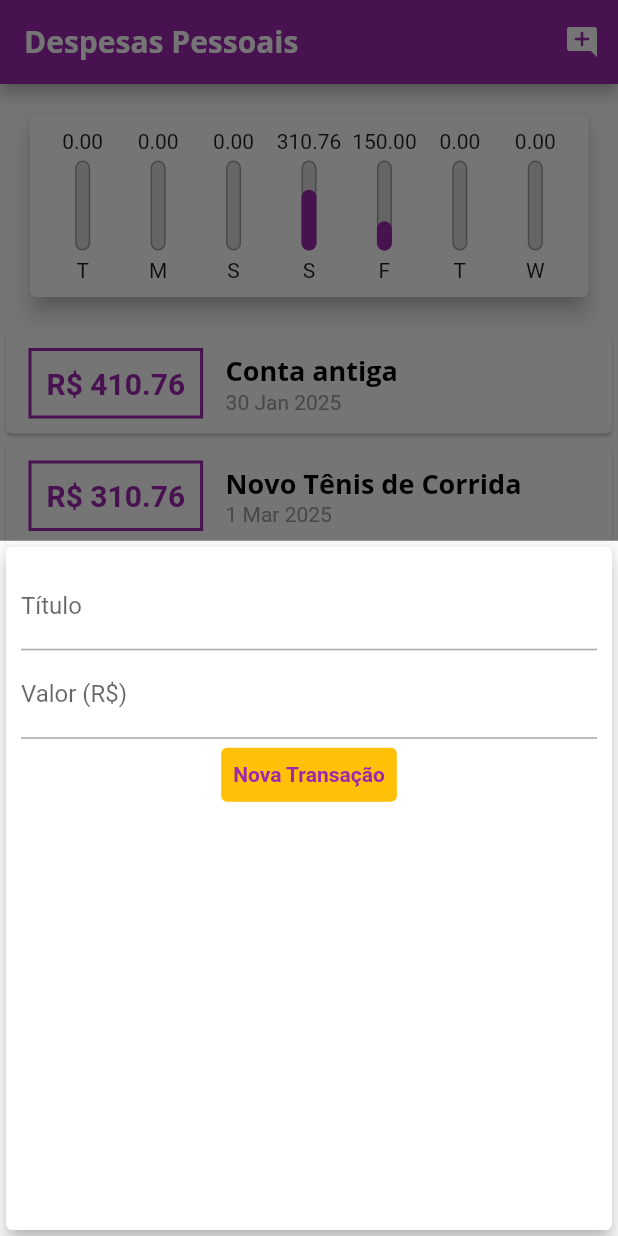
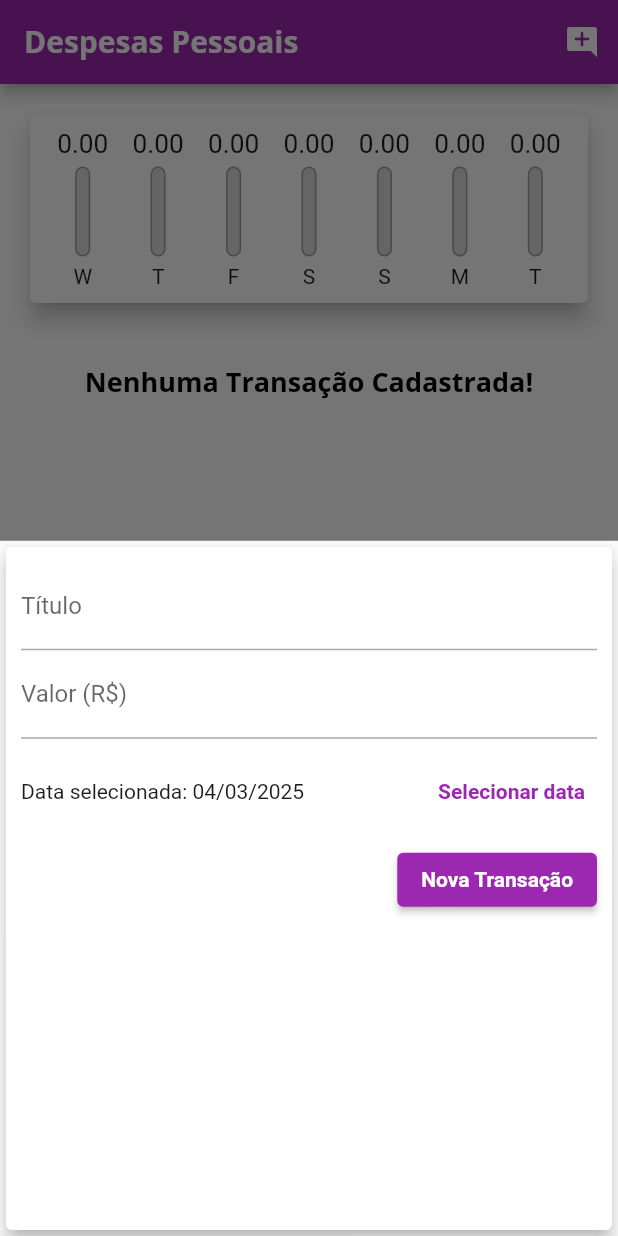
Before and after one commit to Argeu42/Flutter_ExpensesApp, a Flutter app: the screen it shows after launch, after a tap on the "add comment" icon, on a phone screen of 412 x 824 dp. Run offline on Flutter 3.47's test engine with Material 3 defaults, Android fonts, the phone set to English and light mode, and no system bars.

Commit message:
Chart updates and DatePicker implemented

```diff
--- a/lib/components/chart.dart
+++ b/lib/components/chart.dart
@@ -25,7 +25,7 @@ class Chart extends StatelessWidget {
       }
 
       return {'day': DateFormat.E().format(weekDay)[0], 'value': totalSum};
-    });
+    }).reversed.toList();
   }
 
   double get _weekTotalValue {
@@ -50,7 +50,7 @@ class Chart extends StatelessWidget {
                   child: ChartBar(
                     label: tr['day'].toString(),
                     value: tr['value'] as double,
-                    percentage: (tr['value'] as double) / _weekTotalValue,
+                    percentage: _weekTotalValue == 0 ? 0 : (tr['value'] as double) / _weekTotalValue,
                   ),
                 );
               }).toList(),
--- a/lib/components/chart_bar.dart
+++ b/lib/components/chart_bar.dart
@@ -16,7 +16,12 @@ class ChartBar extends StatelessWidget {
   Widget build(BuildContext context) {
     return Column(
       children: [
-        FittedBox(child: Text(value.toStringAsFixed(2))),
+        Container(
+          height: 20,
+          child: FittedBox(
+            child: Text(value.toStringAsFixed(2))
+            ),
+        ),
         SizedBox(height: 5),
         Container(
           height: 60,
--- a/lib/components/transaction_form.dart
+++ b/lib/components/transaction_form.dart
@@ -1,28 +1,46 @@
 import 'package:flutter/material.dart';
+import 'package:intl/intl.dart';
 
 class TransactionForm extends StatefulWidget {
-  const TransactionForm(this.onSubmit ,{super.key});
+  const TransactionForm(this.onSubmit, {super.key});
 
-  final void Function(String, double) onSubmit;
+  final void Function(String, double, DateTime) onSubmit;
 
   @override
   State<TransactionForm> createState() => _TransactionFormState();
 }
 
 class _TransactionFormState extends State<TransactionForm> {
-  final tittleController = TextEditingController();
-
-  final valueController = TextEditingController();
+  final _tittleController = TextEditingController();
+  final _valueController = TextEditingController();
+  DateTime _selectedDate = DateTime.now();
 
   _submitForm() {
-    final title = tittleController.text;
-    final value = double.tryParse(valueController.text) ?? 0.0;
+    final title = _tittleController.text;
+    final value = double.tryParse(_valueController.text) ?? 0.0;
 
-    if(title.isEmpty || value <= 0){
+    if (title.isEmpty || value <= 0 ) {
       return;
     }
 
-    widget.onSubmit(title, value);
+    widget.onSubmit(title, value, _selectedDate);
+  }
+
+  _showDatePicker() {
+    showDatePicker(
+      context: context,
+      initialDate: DateTime.now(),
+      firstDate: DateTime(2025),
+      lastDate: DateTime.now(),
+    ).then((pickedDate) {
+      if (pickedDate == null) {
+        return;
+      }
+
+      setState(() {
+        _selectedDate = pickedDate;
+      });
+    });
   }
 
   @override
@@ -34,32 +52,54 @@ class _TransactionFormState extends State<TransactionForm> {
         child: Column(
           children: [
             TextField(
-                    controller: tittleController,
+              controller: _tittleController,
               onSubmitted: (_) => _submitForm(),
-                    decoration: InputDecoration(
-                      labelText: "Título",
-                    ),
+              decoration: InputDecoration(labelText: "Título"),
             ),
             TextField(
-                    controller: valueController,
+              controller: _valueController,
               keyboardType: TextInputType.numberWithOptions(decimal: true),
               onSubmitted: (_) => _submitForm(),
-                    decoration: InputDecoration(
-                      labelText: "Valor (R\$)",
+              decoration: InputDecoration(labelText: "Valor (R\$)"),
+            ),
+            Container(
+              height: 70,
+              child: Row(
+                children: [
+                  Expanded(
+                    child: Text(
+                      _selectedDate == null
+                          ? 'Nenhuma data selecionada!'
+                          : 'Data selecionada: ${DateFormat('dd/MM/y').format(_selectedDate)}',
                     ),
                   ),
                   TextButton(
+                    onPressed: _showDatePicker,
+                    child: Text(
+                      "Selecionar data",
+                      style: TextStyle(fontWeight: FontWeight.bold),
+                    ),
+                  ),
+                ],
+              ),
+            ),
+            Row(
+              mainAxisAlignment: MainAxisAlignment.end,
+              children: [
+                ElevatedButton(
                   onPressed: _submitForm,
                   style: TextButton.styleFrom(
-                      backgroundColor: Colors.amber
+                    backgroundColor: Theme.of(context).colorScheme.primary,
                   ),
                   child: Text(
                     'Nova Transação',
                     style: TextStyle(
-                        color: Colors.purple,
+                      color: Theme.of(context).colorScheme.surface,
                       fontWeight: FontWeight.bold,
                     ),
                   ),
+                ),
+              ],
             ),
           ],
         ),
--- a/lib/components/transaction_list.dart
+++ b/lib/components/transaction_list.dart
@@ -11,14 +11,16 @@ class TransactionList extends StatelessWidget {
   Widget build(BuildContext context) {
     return Container(
       height: 570,
-      child: transactions.isEmpty ? Column(
+      child:
+          transactions.isEmpty
+              ? Column(
                 children: [
-          SizedBox(height: 20,),
+                  SizedBox(height: 20),
                   Text(
                     'Nenhuma Transação Cadastrada!',
                     style: Theme.of(context).textTheme.titleLarge,
                   ),
-          SizedBox(height: 200,),
+                  SizedBox(height: 200),
                   Container(
                     height: 250,
                     child: Image.asset(
@@ -27,51 +29,36 @@ class TransactionList extends StatelessWidget {
                     ),
                   ),
                 ],
-      ) : ListView.builder(
+              )
+              : ListView.builder(
                 itemCount: transactions.length,
                 itemBuilder: (ctx, index) {
                   final tr = transactions[index];
                   return Card(
-            color: Theme.of(context).colorScheme.surfaceContainerHigh,
-            child: Row(
-              children: [
-                Container(
+                    elevation: 5,
                     margin: EdgeInsets.symmetric(
-                    horizontal: 15,
-                    vertical: 10,
+                      vertical: 8,
+                      horizontal: 5,
                     ),
-                  decoration: BoxDecoration(
-                    border: Border.all(
-                      color: Theme.of(context).colorScheme.primary,
-                      width: 2,
-                      )
-                  ),
-                  padding: EdgeInsets.all(10),
+                    child: ListTile(
+                      leading: CircleAvatar(
+                        backgroundColor: Theme.of(context).colorScheme.primary,
+                        radius: 30,
+                        child: Padding(
+                          padding: const EdgeInsets.all(6.0),
+                          child: FittedBox(
                             child: Text(
-                    'R\$ ${tr.value.toStringAsFixed(2)}',
-                    style: TextStyle(
-                      fontWeight: FontWeight.bold,
-                      fontSize: 20,
-                      color: Theme.of(context).colorScheme.primary,
+                              'R\$${tr.value}',
+                              style: TextStyle(fontWeight: FontWeight.bold),
                             ),
                           ),
                         ),
-                Column(
-                  crossAxisAlignment: CrossAxisAlignment.start,
-                  children: [
-                    Text(
+                      ),
+                      title: Text(
                         tr.title,
                         style: Theme.of(context).textTheme.titleLarge,
                       ),
-                    Text(
-                      DateFormat('d MMM y').format(tr.date),
-                      style: TextStyle(
-                        color: Colors.grey,
-                      ),
-                    )
-                  ],
-                )
-              ],
+                      subtitle: Text(DateFormat('d MMM y').format(tr.date)),
                     ),
                   );
                 },
--- a/lib/main.dart
+++ b/lib/main.dart
@@ -25,10 +25,10 @@ class ExpensesApp extends StatelessWidget {
           backgroundColor: Colors.purple,
           foregroundColor: Colors.white,
           titleTextStyle: TextStyle(
-              fontFamily: 'OpenSans',
-              fontSize: 20,
-              fontWeight: FontWeight.bold
-            ),
+            fontFamily: 'OpenSans',
+            fontSize: 20,
+            fontWeight: FontWeight.bold,
+          ),
         ),
         colorScheme: ColorScheme.fromSeed(
           seedColor: Colors.purple,
@@ -43,9 +43,9 @@ class ExpensesApp extends StatelessWidget {
             fontFamily: 'OpenSans',
             fontSize: 18,
             fontWeight: FontWeight.bold,
-            color: Colors.black
-          )
-        )
+            color: Colors.black,
+          ),
+        ),
       ),
     );
   }
@@ -59,43 +59,20 @@ class MyHomePage extends StatefulWidget {
 }
 
 class _MyHomePageState extends State<MyHomePage> {
-
-  final List<Transaction> _transactions = [
-        Transaction(
-      id: 't0',
-      title: 'Conta antiga',
-      value: 410.76,
-      date: DateTime.now().subtract(Duration(days: 33)),
-    ),
-    Transaction(
-      id: 't1',
-      title: 'Novo Tênis de Corrida',
-      value: 310.76,
-      date: DateTime.now().subtract(Duration(days: 3)),
-    ),
-    Transaction(
-      id: 't2',
-      title: 'Novo jogo na Steam',
-      value: 150.00,
-      date: DateTime.now().subtract(Duration(days: 4)),
-
-    ),
-  ];
+  final List<Transaction> _transactions = [];
 
   List<Transaction> get _recentTransactions {
-    return _transactions.where( (tr) {
-      return tr.date.isAfter(DateTime.now().subtract(
-        Duration(days: 7),
-      ));
+    return _transactions.where((tr) {
+      return tr.date.isAfter(DateTime.now().subtract(Duration(days: 7)));
     }).toList();
   }
 
-    _addTransaction(String title, double value){
+  _addTransaction(String title, double value, DateTime date) {
     final newTransaction = Transaction(
-      id: Random().nextDouble().toString() ,
+      id: Random().nextDouble().toString(),
       title: title,
       value: value,
-      date: DateTime.now(),
+      date: date,
     );
 
     setState(() {
@@ -105,12 +82,13 @@ class _MyHomePageState extends State<MyHomePage> {
     Navigator.of(context).pop();
   }
 
-  _openTransactionFormModal(BuildContext context){
+  _openTransactionFormModal(BuildContext context) {
     showModalBottomSheet(
       context: context,
       builder: (_) {
         return TransactionForm(_addTransaction);
-      });
+      },
+    );
   }
 
   @override
@@ -122,7 +100,8 @@ class _MyHomePageState extends State<MyHomePage> {
         actions: [
           IconButton(
             onPressed: () => _openTransactionFormModal(context),
-            icon: Icon(Icons.add_comment_rounded))
+            icon: Icon(Icons.add_comment_rounded),
+          ),
         ],
       ),
       body: SingleChildScrollView(
@@ -137,10 +116,7 @@ class _MyHomePageState extends State<MyHomePage> {
       floatingActionButton: FloatingActionButton(
         onPressed: () => _openTransactionFormModal(context),
         backgroundColor: Theme.of(context).colorScheme.primary,
-        child: Icon(
-          Icons.add_comment_rounded,
-          color: Colors.white,
-        ),
+        child: Icon(Icons.add_comment_rounded, color: Colors.white),
       ),
       floatingActionButtonLocation: FloatingActionButtonLocation.centerFloat,
     );
```
Lines whose indentation alone changed are shown as unchanged.
